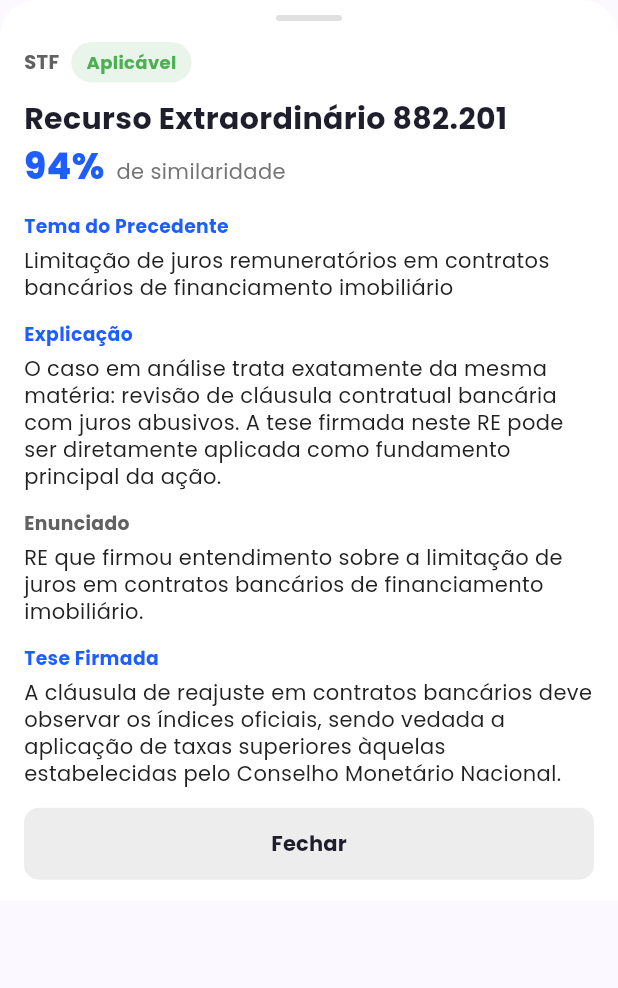
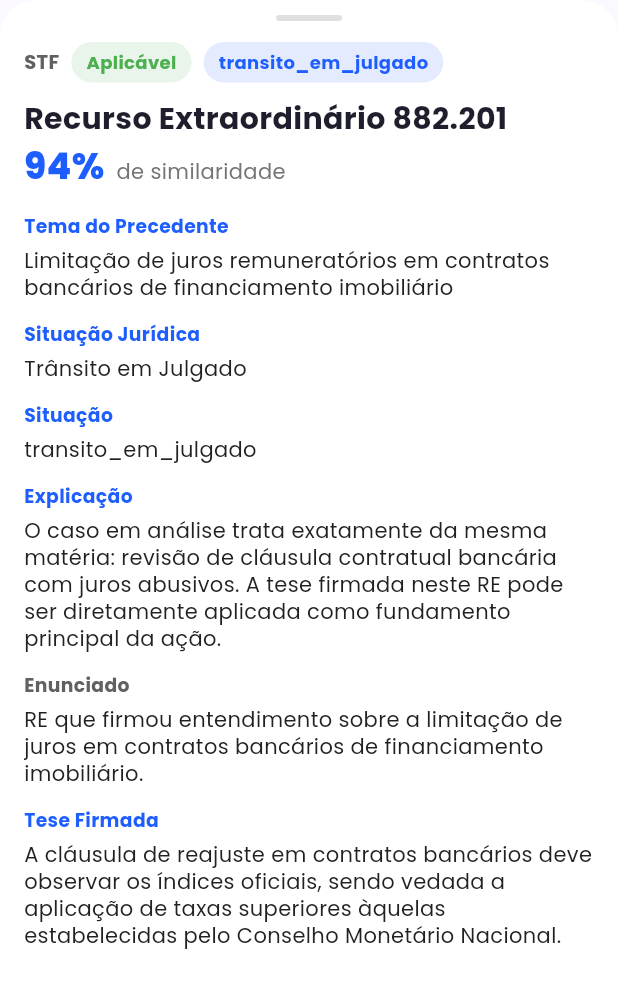
Before and after one commit to Equipe-Skyfall/themis-app, a Flutter app: the _PrecedentSheetUI widget shown alone on an empty page, opened directly with sample values from the repository, on a phone screen of 412 x 824 dp. Shown: the top 988 px of the screen. Run offline on Flutter 3.47's test engine with Material 3 defaults, Android fonts, the phone set to English and light mode, and no system bars; our stand-ins replace file_picker, flutter_dotenv, flutter_hooks, flutter_secure_storage, google_fonts; accounts and stored records are empty.

Commit message:
Feat: Adicão do campo situacao com nomenclatura tratada e estilizacão padronizada

```diff
--- a/themis_app/lib/components/ui/precedent_sheet.dart
+++ b/themis_app/lib/components/ui/precedent_sheet.dart
@@ -126,7 +126,10 @@ class _PrecedentSheetUI extends StatelessWidget {
             ),
             const SizedBox(height: 14),
 
-            Row(
+            Wrap(
+              spacing: 8,
+              runSpacing: 8,
+              crossAxisAlignment: WrapCrossAlignment.center,
               children: [
                 Text(
                   _displayValue(precedent.tribunal),
@@ -136,11 +139,15 @@ class _PrecedentSheetUI extends StatelessWidget {
                     fontWeight: FontWeight.w700,
                   ),
                 ),
-                const SizedBox(width: 8),
                 _buildBadge(
                   label: _getStatusLabel(precedent.status),
                   textColor: _getStatusColor(precedent.status),
                   background: _getStatusBackground(precedent.status),
+                ),
+                _buildBadge(
+                    label: precedent.situacao,
+                  textColor: const Color(0xFF1E5EFF),
+                  background: const Color(0xFF1E5EFF).withOpacity(0.12),
                 ),
               ],
             ),
@@ -182,11 +189,28 @@ class _PrecedentSheetUI extends StatelessWidget {
               _displayValue(precedent.theme),
               labelColor: const Color(0xFF1E5EFF),
             ),
-            _buildField('Explicação', explanationText,               labelColor: const Color(0xFF1E5EFF),),
+            _buildField(
+              'Situação Jurídica',
+              _formatLegalStatus(precedent.legalStatus),
+              labelColor: const Color(0xFF1E5EFF),
+            ),
+            _buildField(
+              'Situação',
+              precedent.situacao,
+              labelColor: const Color(0xFF1E5EFF),
+            ),
+            _buildField(
+              'Explicação',
+              explanationText,
+              labelColor: const Color(0xFF1E5EFF),
+            ),
             if (shouldShowEnunciado) _buildField('Enunciado', enunciadoText),
 
-            _buildField('Tese Firmada', _displayValue(precedent.thesis),labelColor: const Color(0xFF1E5EFF),
-),
+            _buildField(
+              'Tese Firmada',
+              _displayValue(precedent.thesis),
+              labelColor: const Color(0xFF1E5EFF),
+            ),
 
             SizedBox(
               width: double.infinity,
--- a/themis_app/lib/data/mock_data.dart
+++ b/themis_app/lib/data/mock_data.dart
@@ -47,6 +47,7 @@ final List<Precedent> mockPrecedents = [
     similarity: 94,
     status: "applicable",
     legalStatus: "Trânsito em Julgado",
+    situacao: "transito_em_julgado",
     theme:
         "Limitação de juros remuneratórios em contratos bancários de financiamento imobiliário",
     thesis:
@@ -64,6 +65,7 @@ final List<Precedent> mockPrecedents = [
     similarity: 87,
     status: "applicable",
     legalStatus: "Vigente",
+    situacao: "vigente",
     theme: "Revisão de taxas de juros abusivos em contratos bancários",
     thesis:
         "É possível a revisão das taxas de juros em contratos bancários quando demonstrada a abusividade, cabendo ao julgador fixar a taxa adequada.",
--- a/themis_app/lib/lib/models.dart
+++ b/themis_app/lib/lib/models.dart
@@ -23,6 +23,7 @@ class Precedent {
   final double similarity;
   final String status;
   final String legalStatus;
+  final String situacao;
   final String theme;
   final String thesis;
   final String summary;
@@ -35,6 +36,7 @@ class Precedent {
     required this.similarity,
     required this.status,
     required this.legalStatus,
+    required this.situacao,
     required this.theme,
     required this.thesis,
     required this.summary,
```
Also changed, not shown: themis_app/lib/components/pages/results_page.dart (+21 -1 lines), themis_app/lib/hooks/use_upload_petition_controller.dart (+16 -0 lines).
